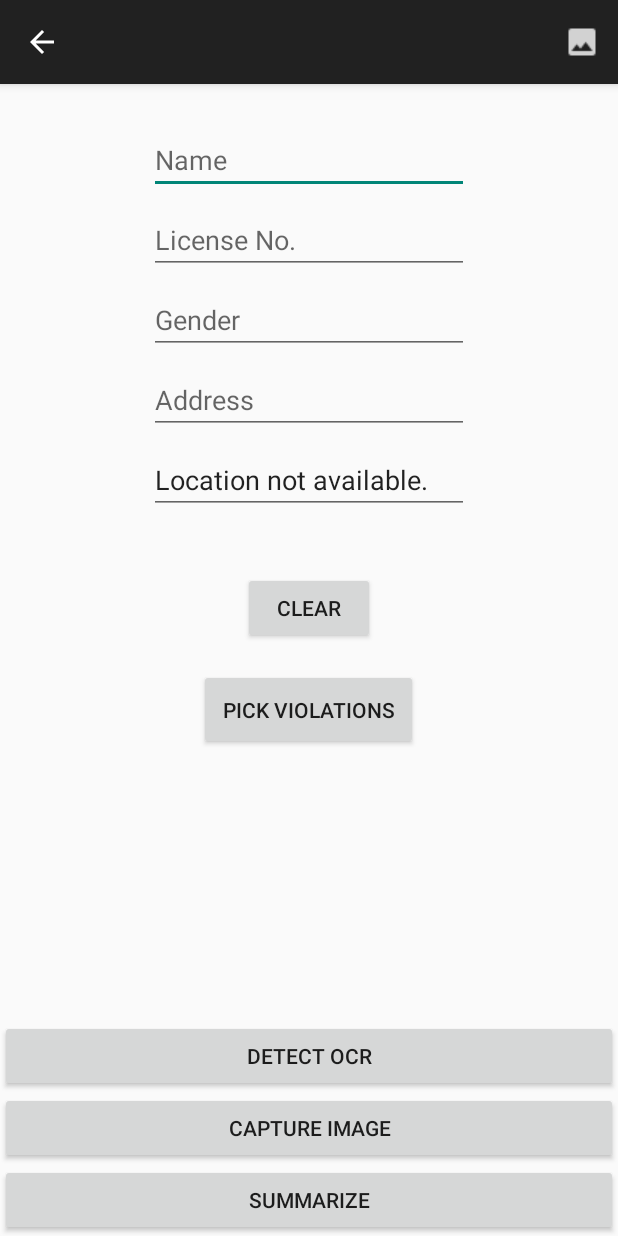
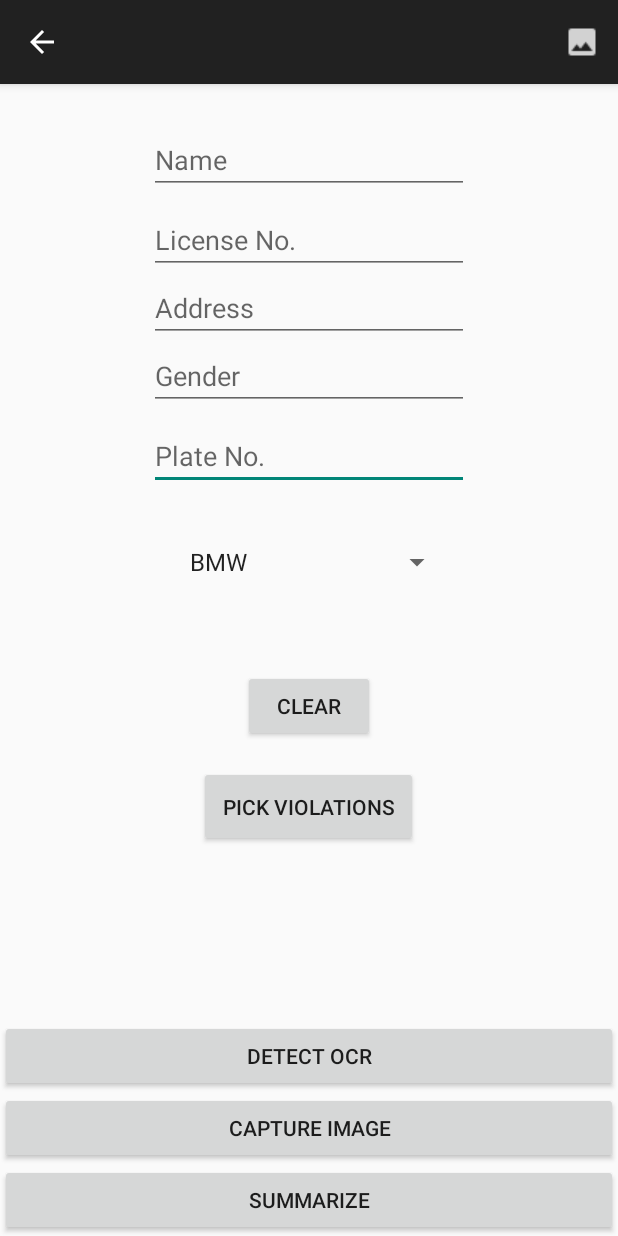
Before and after one commit to affytfacundo/thesis2, an Android app: the DriverDetails screen opened directly, with no data from a screen before it, on a phone screen of 412 x 824 dp. Run offline under Robolectric (Android 15) with nearby library versions, the phone set to English and light mode, and no system bars.

Commit message:
WORKING EXTRACT ADDRESS added make dropdown (wala pa sa summary - no space yet) added plate number input ( wala pa dn sa summary) Need to work : login letter O to number 0 Updated list of violations

```diff
--- a/app/src/main/java/com/example/myapplication/DriverDetails.java
+++ b/app/src/main/java/com/example/myapplication/DriverDetails.java
@@ -23,9 +23,11 @@ import android.os.Environment;
 import android.provider.MediaStore;
 import android.util.Log;
 import android.view.View;
+import android.widget.ArrayAdapter;
 import android.widget.Button;
 import android.widget.EditText;
 import android.widget.ImageView;
+import android.widget.Spinner;
 import android.widget.TextView;
 import android.widget.Toast;
 
@@ -45,7 +47,8 @@ import java.util.Date;
 
 public class DriverDetails extends BaseActivity implements LocationListener {
 
-    EditText name, gender, license, address, timedate, vioTxt;
+    EditText name, gender, license, addressText, timedate, vioTxt, plateNum;
+    Spinner makeText;
     Button upload, chooseViolations, resetinput;
     TextView longitude, latitude;
     private LocationManager locationManager;
@@ -85,7 +88,11 @@ public class DriverDetails extends BaseActivity implements LocationListener {
         name = findViewById(R.id.nametxt);
         gender = findViewById(R.id.gendertxt);
         license = findViewById(R.id.licensetxt);
-        address = findViewById(R.id.addresstxt);
+        addressText = findViewById(R.id.addresstxt);
+        //plate num wala pa sa driverSummary.java (no space yet)
+        plateNum = findViewById(R.id.plateNumTxt);
+        //make dn wala pa sa driverSummary (no space)
+        makeText = findViewById(R.id.makeTxt);
         upload = findViewById(R.id.uploadBtn);
         timedate = findViewById(R.id.timeText);
         resetinput = findViewById(R.id.resetFieldsBtn);
@@ -103,7 +110,8 @@ public class DriverDetails extends BaseActivity implements LocationListener {
                 name.setText("");
                 license.setText("");
                 gender.setText("");
-                address.setText("");
+                addressText.setText("");
+                plateNum.setText("");
             }
         });
 
@@ -177,6 +185,11 @@ public class DriverDetails extends BaseActivity implements LocationListener {
             }
         });
 
+        ArrayAdapter<String> adapter = new ArrayAdapter<String>(this, android.R.layout.simple_list_item_1, getResources()
+        .getStringArray(R.array.makeCars));
+        adapter.setDropDownViewResource(android.R.layout.simple_spinner_dropdown_item);
+        makeText.setAdapter(adapter);
+
 
 
 
@@ -200,8 +213,8 @@ public class DriverDetails extends BaseActivity implements LocationListener {
         if (location != null) {
             onLocationChanged(location);
         } else {
-            latitude.setText("Location not available.");
-            longitude.setText("Location not available");
+            Toast.makeText(DriverDetails.this,
+                    "Location not available", Toast.LENGTH_LONG).show();
         }
     }
 
@@ -322,7 +335,7 @@ public class DriverDetails extends BaseActivity implements LocationListener {
 
     }
 
-    private void processTextExtract(FirebaseVisionText firebaseVisionText){
+    private void processTextExtract(FirebaseVisionText firebaseVisionText) {
         String inputOCR = null;
         name.setText(null);
         license.setText(null);
@@ -344,7 +357,43 @@ public class DriverDetails extends BaseActivity implements LocationListener {
         }*/
 
 
-        for(int i = 0; i < list.length; i++) {
+       /* int startPos = getIndexOfWordInArray(list, "Address") + 1;
+        int endPos = getIndexOfWordInArray(list, "License");
+
+        Log.e("Start","" + startPos);
+        Log.e("End","" + endPos);
+
+
+
+        for(int i = startPos; i < endPos; i++){
+            addressText.append(list[i] + "\n");
+        }*/
+
+      int addLoc = 0;
+      int licLoc = 1;
+      for(int i = 0; i < list.length; i++){
+          if(list[i].contains("Address"))
+              addLoc = i;
+          else if(addLoc != 0 && list[i].contains("License")){
+              licLoc = i;
+              break;
+          }
+      }
+
+      String[] result = new String[licLoc - addLoc - 1];
+      for (int i = addLoc+1; i < licLoc; i++)
+          result[i - addLoc - 1] = list[i];
+
+      for(int i = 0; i < result.length; i++){
+          addressText.append(result[i]);
+      }
+
+
+
+
+
+
+        for (int i = 0; i < list.length; i++) {
             if (list[i].contains("Middle") || list[i].contains("Middie") || list[i].contains("Middile") || list[i].contains("Maddle") || list[i].contains("Hiddle") || list[i].contains("Midde")) {
                 if (list[i + 1].contains("Name") || list[i + 1].contains("Mame") || list[i].contains("Namne")) {
                     String lastname = list[i + 2];
@@ -364,36 +413,36 @@ public class DriverDetails extends BaseActivity implements LocationListener {
             }
 
 
-
         }
-
-        for(int i = 0; i < list.length; i++){
-            if (list[i].contains("No.")){
-                String licenseNum = list[i+1];
-                   license.setText(licenseNum);
-            }
-            if(list[i].contains("No")){
-                String licenseNum = list[i+1];
+// letter O to number zero : not sure if working
+        for (int i = 0; i < list.length; i++) {
+            if (list[i].contains("No.")) {
+                String licenseNum = list[i + 1];
+                licenseNum.replace('O', '0');
+                licenseNum.replace('o', '0');
                 license.setText(licenseNum);
             }
-        }
+            if (list[i].contains("No")) {
+                String licenseNum = list[i + 1];
+                licenseNum.replace('O', '0');
+                licenseNum.replace('o', '0');
+                license.setText(licenseNum);
+            }
 
-        for(int i =0; i < list.length; i++){
-            if(list[i].contains("Address")){
-                String add = list[i+1];
+              /*  String add = list[i+1];
                 String sum = list[i+2];
                 String addressTxt = add + sum;
-                address.setText(addressTxt);
+                address.setText(addressTxt);*/
+
+
 
             }
-        }
+
 
 
         Log.e("char","" + myTextView.getText().toString());
 
     }
-
-
 
 
     public void summarize(View v){
@@ -402,7 +451,7 @@ public class DriverDetails extends BaseActivity implements LocationListener {
         String nameStr = name.getText().toString();
         String genderStr = gender.getText().toString();
         String licenseStr = license.getText().toString();
-        String addStr = address.getText().toString();
+        String addStr = addressText.getText().toString();
         String huli = vioTxt.getText().toString();
         String longi = longitude.getText().toString();
         String lati = latitude.getText().toString();
--- a/app/src/main/java/com/example/myapplication/DriverSummary.java
+++ b/app/src/main/java/com/example/myapplication/DriverSummary.java
@@ -37,6 +37,7 @@ public class DriverSummary extends AppCompatActivity {
     private static final String KEY_LONGITUDE = "Longitude";
     private static final String KEY_DATE = "Date & Time";
     private static final String KEY_CONTROL = "Control Number";
+    private static final String KEY_PLATE = "Plate Number";
     private final static int SEND_SMS_PERMISSION_REQUEST_CODE = 143;
 
 
--- a/app/src/main/res/layout/activity_driver_details.xml
+++ b/app/src/main/res/layout/activity_driver_details.xml
@@ -5,6 +5,31 @@
     android:layout_width="match_parent"
     android:layout_height="match_parent"
     tools:context=".DriverDetails">
+
+    <Spinner
+        android:id="@+id/makeTxt"
+        android:layout_width="wrap_content"
+        android:layout_height="wrap_content"
+        android:layout_marginTop="24dp"
+        android:ems="10"
+        android:hint="Make"
+        android:inputType="textPersonName"
+        android:spinnerMode="dropdown"
+        app:layout_constraintEnd_toEndOf="parent"
+        app:layout_constraintStart_toStartOf="parent"
+        app:layout_constraintTop_toBottomOf="@+id/plateNumTxt" />
+
+    <EditText
+        android:id="@+id/plateNumTxt"
+        android:layout_width="wrap_content"
+        android:layout_height="wrap_content"
+        android:layout_marginTop="8dp"
+        android:ems="10"
+        android:hint="Plate No."
+        android:inputType="textPersonName"
+        app:layout_constraintEnd_toEndOf="parent"
+        app:layout_constraintStart_toStartOf="parent"
+        app:layout_constraintTop_toBottomOf="@+id/gendertxt" />
 
     <ImageView
         android:id="@+id/image_view2"
@@ -53,11 +78,11 @@
         android:id="@+id/resetFieldsBtn"
         android:layout_width="wrap_content"
         android:layout_height="wrap_content"
-        android:layout_marginTop="92dp"
+        android:layout_marginTop="48dp"
         android:text="CLEAR"
         app:layout_constraintEnd_toEndOf="parent"
         app:layout_constraintStart_toStartOf="parent"
-        app:layout_constraintTop_toBottomOf="@+id/addresstxt" />
+        app:layout_constraintTop_toBottomOf="@+id/makeTxt" />
 
     <Button
         android:id="@+id/captureImgBtn"
@@ -120,7 +145,6 @@
         android:layout_height="wrap_content"
         android:layout_marginStart="8dp"
         android:layout_marginLeft="8dp"
-        android:layout_marginTop="8dp"
         android:layout_marginEnd="8dp"
         android:layout_marginRight="8dp"
         android:ems="10"
@@ -128,26 +152,18 @@
         android:inputType="textPersonName"
         app:layout_constraintEnd_toEndOf="parent"
         app:layout_constraintStart_toStartOf="parent"
-        app:layout_constraintTop_toBottomOf="@+id/licensetxt" />
+        app:layout_constraintTop_toBottomOf="@+id/addresstxt" />
 
     <EditText
         android:id="@+id/addresstxt"
         android:layout_width="wrap_content"
         android:layout_height="wrap_content"
-        android:layout_marginStart="8dp"
-        android:layout_marginLeft="8dp"
-        android:layout_marginTop="8dp"
-        android:layout_marginEnd="8dp"
-        android:layout_marginRight="8dp"
-        android:layout_marginBottom="8dp"
         android:ems="10"
         android:hint="Address"
         android:inputType="textPersonName"
-        app:layout_constraintBottom_toBottomOf="parent"
         app:layout_constraintEnd_toEndOf="parent"
         app:layout_constraintStart_toStartOf="parent"
-        app:layout_constraintTop_toBottomOf="@+id/gendertxt"
-        app:layout_constraintVertical_bias="0.0" />
+        app:layout_constraintTop_toBottomOf="@+id/licensetxt" />
 
     <EditText
         android:id="@+id/latitudeText"
@@ -161,6 +177,7 @@
         android:ems="10"
         android:hint="Latitude"
         android:inputType="textPersonName"
+        android:visibility="invisible"
         app:layout_constraintEnd_toEndOf="parent"
         app:layout_constraintStart_toStartOf="parent"
         app:layout_constraintTop_toBottomOf="@+id/addresstxt"
--- a/app/src/main/res/layout/activity_driver_summary.xml
+++ b/app/src/main/res/layout/activity_driver_summary.xml
@@ -131,6 +131,35 @@
     </androidx.cardview.widget.CardView>
 
     <androidx.cardview.widget.CardView
+        android:id="@+id/layoutAddress"
+        android:layout_width="match_parent"
+        android:layout_height="wrap_content"
+        android:layout_margin="4dp">
+
+        <RelativeLayout
+            android:layout_width="match_parent"
+            android:layout_height="wrap_content">
+
+            <TextView
+                android:id="@+id/addressText"
+                android:layout_width="wrap_content"
+                android:layout_height="wrap_content"
+                android:text="Address"
+                android:textSize="18sp" />
+
+            <TextView
+                android:id="@+id/addressSum"
+                android:layout_width="wrap_content"
+                android:layout_height="wrap_content"
+                android:layout_below="@+id/addressText"
+                android:text="Address"
+                android:textSize="28sp"
+                android:textStyle="bold" />
+        </RelativeLayout>
+
+    </androidx.cardview.widget.CardView>
+
+    <androidx.cardview.widget.CardView
         android:id="@+id/layoutGender"
         android:layout_width="match_parent"
         android:layout_height="wrap_content"
@@ -138,55 +167,23 @@
 
         <RelativeLayout
             android:layout_width="match_parent"
-            android:layout_height="wrap_content"
-            >
+            android:layout_height="wrap_content">
+
             <TextView
                 android:id="@+id/genderText"
                 android:layout_width="wrap_content"
                 android:layout_height="wrap_content"
                 android:text="Gender"
-                android:textSize="18sp"
-                />
+                android:textSize="18sp" />
 
             <TextView
                 android:id="@+id/genderSum"
-                android:layout_below="@+id/genderText"
                 android:layout_width="wrap_content"
                 android:layout_height="wrap_content"
+                android:layout_below="@+id/genderText"
                 android:text="Gender"
-                android:textStyle="bold"
                 android:textSize="28sp"
-                />
-        </RelativeLayout>
-    </androidx.cardview.widget.CardView>
-
-    <androidx.cardview.widget.CardView
-        android:id="@+id/layoutAddress"
-        android:layout_width="match_parent"
-        android:layout_height="wrap_content"
-        android:layout_margin="4dp">
-
-        <RelativeLayout
-            android:layout_width="match_parent"
-            android:layout_height="wrap_content"
-            >
-            <TextView
-                android:id="@+id/addressText"
-                android:layout_width="wrap_content"
-                android:layout_height="wrap_content"
-                android:text="Address"
-                android:textSize="18sp"
-                />
-
-            <TextView
-                android:id="@+id/addressSum"
-                android:layout_below="@+id/addressText"
-                android:layout_width="wrap_content"
-                android:layout_height="wrap_content"
-                android:text="Address"
-                android:textStyle="bold"
-                android:textSize="28sp"
-                />
+                android:textStyle="bold" />
         </RelativeLayout>
     </androidx.cardview.widget.CardView>
 
--- a/app/src/main/res/values/strings.xml
+++ b/app/src/main/res/values/strings.xml
@@ -8,10 +8,37 @@
         <item>Obstruction</item>
         <item>Drinking and Driving</item>
         <item>Beating Red Light</item>
+        <item></item>
     </string-array>
 
     <string-array name="pedestrianviolations">
         <item>Jaywalking</item>
+    </string-array>
+
+    <string-array name="makeCars">
+        <item>BMW</item>
+        <item>Ducati</item>
+        <item>Ford</item>
+        <item>Foton</item>
+        <item>Honda</item>
+        <item>Hyundai</item>
+        <item>Isuzu</item>
+        <item>Jeep</item>
+        <item>Kawasaki</item>
+        <item>Kia</item>
+        <item>KTM</item>
+        <item>Lexus</item>
+        <item>Mazda</item>
+        <item>Mercedes-Benz</item>
+        <item>MG</item>
+        <item>Mitsubishi</item>
+        <item>Nissan</item>
+        <item>Peugeot</item>
+        <item>Subaru</item>
+        <item>Suzuki</item>
+        <item>Toyota</item>
+        <item>Volkswagen</item>
+        <item>Yamaha</item>
     </string-array>
 
 
```
